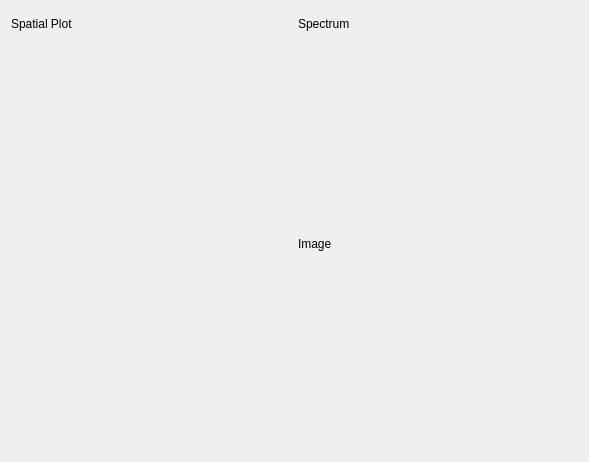
GuLinux/PySpectrum, file PySpectrum/import_image.ui: the form before one commit.
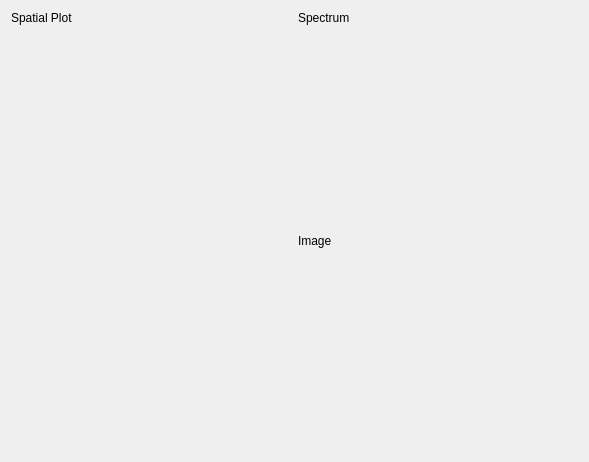
The form after the commit.

Commit message: Toolbar support from main app

The edit to the form file:
```diff
--- a/PySpectrum/import_image.ui
+++ b/PySpectrum/import_image.ui
@@ -14,17 +14,20 @@
    <string>Import Image</string>
   </property>
   <layout class="QGridLayout" name="gridLayout">
-   <item row="2" column="1">
-    <widget class="QWidget" name="spectrum_plot_widget" native="true">
+   <item row="0" column="1">
+    <widget class="QLabel" name="label_2">
      <property name="sizePolicy">
-      <sizepolicy hsizetype="Preferred" vsizetype="Expanding">
+      <sizepolicy hsizetype="Preferred" vsizetype="Minimum">
        <horstretch>0</horstretch>
        <verstretch>0</verstretch>
       </sizepolicy>
      </property>
+     <property name="text">
+      <string>Spectrum</string>
+     </property>
     </widget>
    </item>
-   <item row="4" column="1">
+   <item row="3" column="1">
     <widget class="QWidget" name="image_widget" native="true">
      <property name="sizePolicy">
       <sizepolicy hsizetype="Preferred" vsizetype="Expanding">
@@ -34,15 +37,25 @@
      </property>
     </widget>
    </item>
-   <item row="1" column="0">
+   <item row="1" column="1">
+    <widget class="QWidget" name="spectrum_plot_widget" native="true">
+     <property name="sizePolicy">
+      <sizepolicy hsizetype="Preferred" vsizetype="Expanding">
+       <horstretch>0</horstretch>
+       <verstretch>0</verstretch>
+      </sizepolicy>
+     </property>
+    </widget>
+   </item>
+   <item row="0" column="0">
     <widget class="QLabel" name="label">
      <property name="text">
       <string>Spatial Plot</string>
      </property>
     </widget>
    </item>
-   <item row="1" column="1">
-    <widget class="QLabel" name="label_2">
+   <item row="2" column="1">
+    <widget class="QLabel" name="label_3">
      <property name="sizePolicy">
       <sizepolicy hsizetype="Preferred" vsizetype="Minimum">
        <horstretch>0</horstretch>
@@ -50,33 +63,17 @@
       </sizepolicy>
      </property>
      <property name="text">
-      <string>Spectrum</string>
+      <string>Image</string>
      </property>
     </widget>
    </item>
-   <item row="2" column="0" rowspan="3">
+   <item row="1" column="0" rowspan="3">
     <widget class="QWidget" name="spatial_plot_widget" native="true">
      <property name="toolTip">
       <string>&lt;html&gt;&lt;head/&gt;&lt;body&gt;&lt;p&gt;Rotate the image until you see a single thin vertical spike&lt;/p&gt;&lt;/body&gt;&lt;/html&gt;</string>
      </property>
     </widget>
    </item>
-   <item row="3" column="1">
-    <widget class="QLabel" name="label_3">
-     <property name="sizePolicy">
-      <sizepolicy hsizetype="Preferred" vsizetype="Minimum">
-       <horstretch>0</horstretch>
-       <verstretch>0</verstretch>
-      </sizepolicy>
-     </property>
-     <property name="text">
-      <string>Image</string>
-     </property>
-    </widget>
-   </item>
-   <item row="0" column="0" colspan="2">
-    <widget class="QWidget" name="toolbar_container" native="true"/>
-   </item>
   </layout>
  </widget>
  <resources/>
```
The commit also changes 4 other files.
